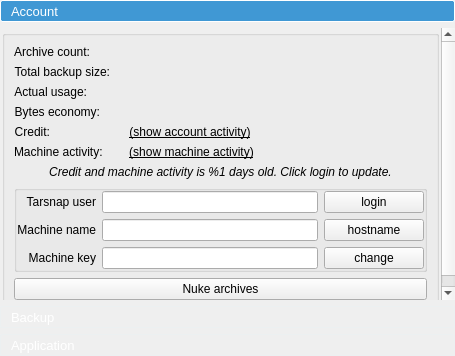
Old version of the form forms/settingswidget.ui in the repository Tarsnap/tarsnap-gui.
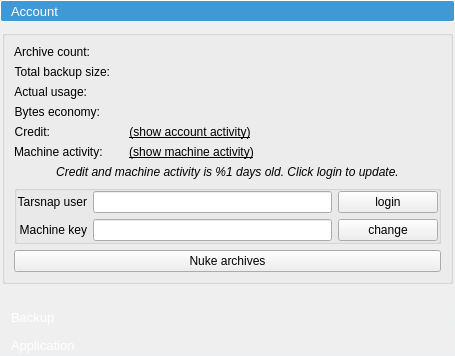
New version of the form. Custom widgets are drawn as their Qt base class.

Commit message:
SettingsWidget: remove machine name
This isn't used any more, as per 82ad37abde5095122f5c17a95910b3a3917a128f.

```diff
--- a/forms/settingswidget.ui
+++ b/forms/settingswidget.ui
@@ -330,72 +330,6 @@
              <property name="bottomMargin">
               <number>0</number>
              </property>
-             <item row="1" column="2">
-              <widget class="QPushButton" name="accountMachineUseHostnameButton">
-               <property name="sizePolicy">
-                <sizepolicy hsizetype="Fixed" vsizetype="Fixed">
-                 <horstretch>0</horstretch>
-                 <verstretch>0</verstretch>
-                </sizepolicy>
-               </property>
-               <property name="minimumSize">
-                <size>
-                 <width>100</width>
-                 <height>0</height>
-                </size>
-               </property>
-               <property name="maximumSize">
-                <size>
-                 <width>100</width>
-                 <height>16777215</height>
-                </size>
-               </property>
-               <property name="toolTip">
-                <string>Set machine name to host name</string>
-               </property>
-               <property name="text">
-                <string>hostname</string>
-               </property>
-              </widget>
-             </item>
-             <item row="1" column="0">
-              <widget class="QLabel" name="machineNameLabel">
-               <property name="text">
-                <string>Machine name</string>
-               </property>
-               <property name="alignment">
-                <set>Qt::AlignRight|Qt::AlignTrailing|Qt::AlignVCenter</set>
-               </property>
-              </widget>
-             </item>
-             <item row="2" column="2">
-              <widget class="QPushButton" name="accountMachineKeyBrowseButton">
-               <property name="sizePolicy">
-                <sizepolicy hsizetype="Fixed" vsizetype="Fixed">
-                 <horstretch>0</horstretch>
-                 <verstretch>0</verstretch>
-                </sizepolicy>
-               </property>
-               <property name="minimumSize">
-                <size>
-                 <width>100</width>
-                 <height>0</height>
-                </size>
-               </property>
-               <property name="maximumSize">
-                <size>
-                 <width>100</width>
-                 <height>16777215</height>
-                </size>
-               </property>
-               <property name="toolTip">
-                <string>Browse for a machine key</string>
-               </property>
-               <property name="text">
-                <string>change</string>
-               </property>
-              </widget>
-             </item>
              <item row="0" column="0">
               <widget class="QLabel" name="tarsnapUserLabel">
                <property name="text">
@@ -417,19 +351,6 @@
               </widget>
              </item>
              <item row="1" column="1">
-              <widget class="QLineEdit" name="accountMachineLineEdit">
-               <property name="toolTip">
-                <string>Name used for this machine</string>
-               </property>
-               <property name="text">
-                <string notr="true"/>
-               </property>
-               <property name="placeholderText">
-                <string/>
-               </property>
-              </widget>
-             </item>
-             <item row="2" column="1">
               <widget class="QLineEdit" name="accountMachineKeyLineEdit">
                <property name="toolTip">
                 <string>Tarsnap key used for this machine</string>
@@ -442,7 +363,35 @@
                </property>
               </widget>
              </item>
-             <item row="2" column="0">
+             <item row="1" column="2">
+              <widget class="QPushButton" name="accountMachineKeyBrowseButton">
+               <property name="sizePolicy">
+                <sizepolicy hsizetype="Fixed" vsizetype="Fixed">
+                 <horstretch>0</horstretch>
+                 <verstretch>0</verstretch>
+                </sizepolicy>
+               </property>
+               <property name="minimumSize">
+                <size>
+                 <width>100</width>
+                 <height>0</height>
+                </size>
+               </property>
+               <property name="maximumSize">
+                <size>
+                 <width>100</width>
+                 <height>16777215</height>
+                </size>
+               </property>
+               <property name="toolTip">
+                <string>Browse for a machine key</string>
+               </property>
+               <property name="text">
+                <string>change</string>
+               </property>
+              </widget>
+             </item>
+             <item row="1" column="0">
               <widget class="QLabel" name="machineKeyLabel">
                <property name="text">
                 <string>Machine key</string>
```
Left out of the diff: 22 changed lines with no effect on the pictures. The commit also changes 5 other files.
